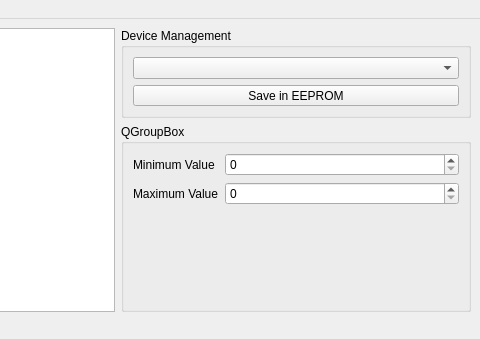
The window that tools/calibrator/src/MainWindow.ui (atuleu/giant-midi-keyboard) describes before a commit, drawn with Qt 5; both pictures show x 184 to 664 and y 0 to 339 of the 664 by 649 pixel window.
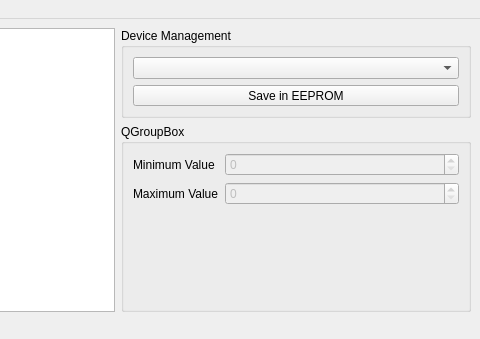
The same window after the commit. Custom widgets are drawn as their Qt base class.

Patch:
```diff
--- a/tools/calibrator/src/MainWindow.ui
+++ b/tools/calibrator/src/MainWindow.ui
@@ -108,7 +108,11 @@
         </widget>
        </item>
        <item row="0" column="1">
-        <widget class="QSpinBox" name="spinBoxMinimum"/>
+        <widget class="QSpinBox" name="spinBoxMinimum">
+         <property name="enabled">
+          <bool>false</bool>
+         </property>
+        </widget>
        </item>
        <item row="1" column="0">
         <widget class="QLabel" name="labelMaximum">
@@ -118,7 +122,11 @@
         </widget>
        </item>
        <item row="1" column="1">
-        <widget class="QSpinBox" name="spinBoxMaximum"/>
+        <widget class="QSpinBox" name="spinBoxMaximum">
+         <property name="enabled">
+          <bool>false</bool>
+         </property>
+        </widget>
        </item>
       </layout>
      </widget>
```
Left out of the diff: 3 changed lines with no effect on the pictures.
